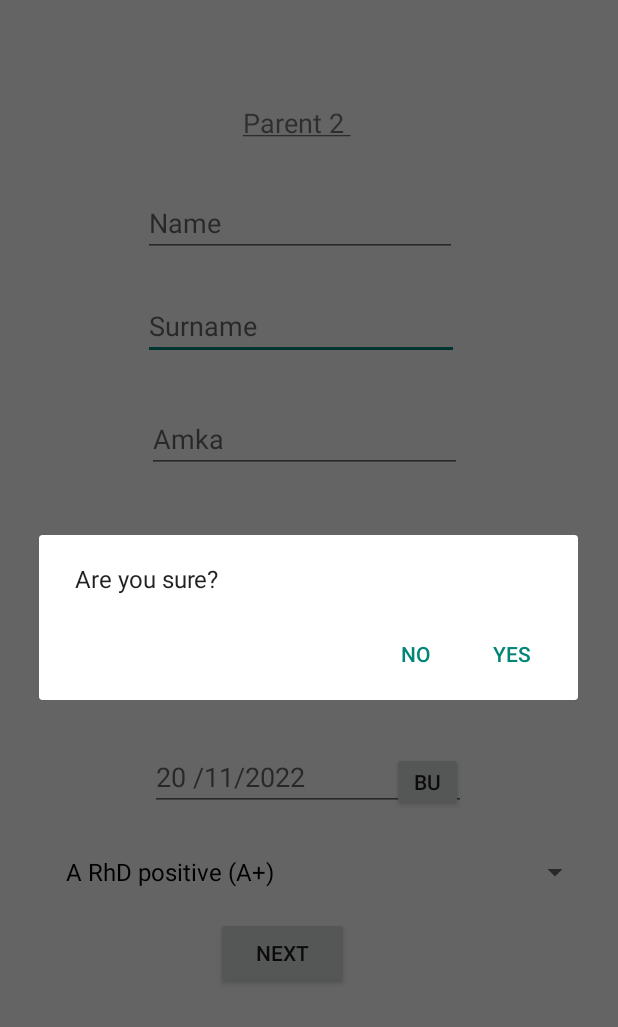
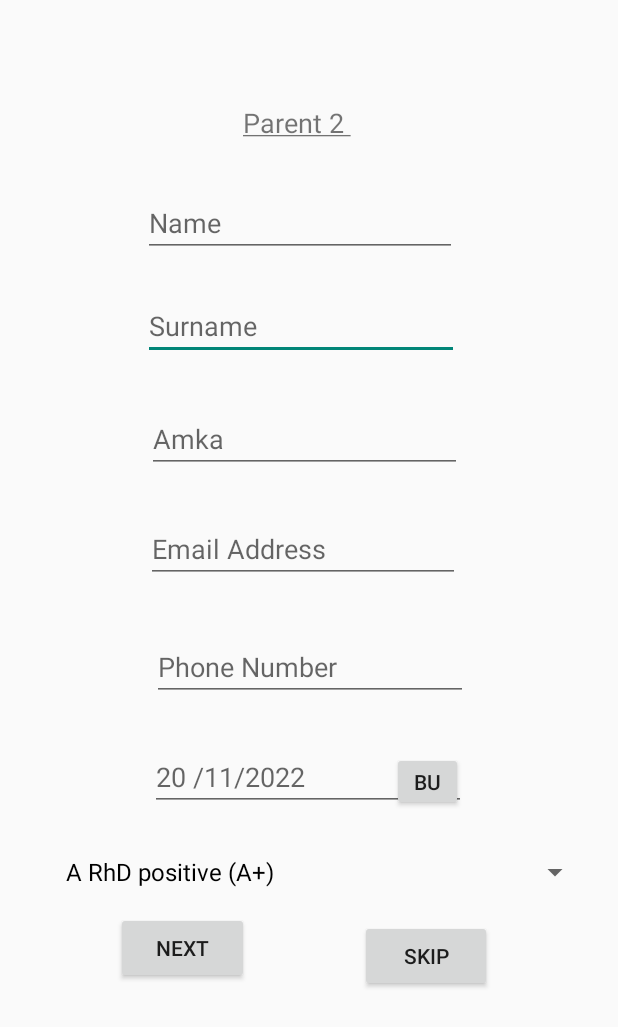
Before and after one commit to KatGkar/BabyLand, an Android app: the nextParent screen opened directly, with no data from a screen before it, after a tap on "NEXT", on a phone screen of 412 x 824 dp. Shown: the top 1027 px of the screen. Run offline under Robolectric (Android 15) with nearby library versions, the phone set to English and light mode, and no system bars; our stand-ins replace Firebase (no records; nobody signed in at launch, a user with empty details on screens opened directly); 7 statements that could not run were skipped.

Commit message:
connecting activities

```diff
--- a/app/src/main/java/com/example/babyland/AddBaby.java
+++ b/app/src/main/java/com/example/babyland/AddBaby.java
@@ -53,7 +53,7 @@ public class AddBaby extends AppCompatActivity {
         super.onCreate(savedInstanceState);
         setContentView(R.layout.activity_add_baby);
         //adding new baby
-        //finding view on xml file
+        //finding views on xml file
         babyName = findViewById(R.id.babyName);
         babyAmka = findViewById(R.id.babyAmka);
         babyBirthPlace = findViewById(R.id.babyBirthPlace);
--- a/app/src/main/java/com/example/babyland/LoginRegister.java
+++ b/app/src/main/java/com/example/babyland/LoginRegister.java
@@ -259,9 +259,6 @@ public class LoginRegister extends AppCompatActivity { //implements GoogleApiCli
         new AlertDialog.Builder(this).setTitle(title).setMessage(message).setCancelable(true).show();
     }
 
-    public void createUser(View view) {
-        //go to page createNewUser
-    }
 
     /*@Override
     protected void onStart() {
--- a/app/src/main/java/com/example/babyland/nextParent.java
+++ b/app/src/main/java/com/example/babyland/nextParent.java
@@ -20,6 +20,7 @@ import android.widget.RelativeLayout;
 import android.widget.Spinner;
 import android.widget.TextView;
 
+import com.google.firebase.auth.FirebaseAuth;
 import com.google.firebase.database.DataSnapshot;
 import com.google.firebase.database.DatabaseError;
 import com.google.firebase.database.DatabaseReference;
@@ -37,7 +38,6 @@ public class nextParent extends AppCompatActivity {
     public String  nameParentOne, surnameParentOne, amkaParentOne, phoneNumberParentOne, emailAddressParentOne, dateOfBirthParentOne, bloodTypeParentOne;
     public String[] bloodType = {"A RhD positive (A+)", "A RhD negative (A-)", "B RhD positive (B+)",
             "B RhD negative (B-)", "O RhD positive (O+)", "O RhD negative (O-)", "AB RhD positive (AB+)", "AB RhD negative (AB-)"};
-    Boolean hasPartener;
     String UID;
     CalendarView calendar;
     Button calendarButton;
@@ -47,7 +47,7 @@ public class nextParent extends AppCompatActivity {
     int parentNumber;
     private Spinner bloodTypeParentTwo;
     private ArrayList<Baby> kids;
-
+    Boolean flagUnique;
 
     @Override
     protected void onCreate(Bundle savedInstanceState) {
@@ -67,10 +67,8 @@ public class nextParent extends AppCompatActivity {
         amkaParentOne = extras.getString("amka");
         phoneNumberParentOne = extras.getString("phoneNumber");
         emailAddressParentOne = extras.getString("email");
-        dateOfBirthParentOne = extras.getString("birhDate");
+        dateOfBirthParentOne = extras.getString("birthDate");
         bloodTypeParentOne = extras.getString("bloodType");
-        UID = extras.getString("UID");
-
 
         //getting ids from layout
         userProfile = findViewById(R.id.profileUser2);
@@ -84,6 +82,11 @@ public class nextParent extends AppCompatActivity {
         infoRelativeLayout = findViewById(R.id.relativeLayoutParentTwo);
         dateOfBirthParentTwo = findViewById(R.id.birthDateParentTwo);
         bloodTypeParentTwo = findViewById(R.id.bloodTypeParentTwo);
+
+
+        //getting user UID from database
+        UID = FirebaseAuth.getInstance().getCurrentUser().getUid();
+
 
         //setting desing
         userProfile.setPaintFlags(userProfile.getPaintFlags() | Paint.UNDERLINE_TEXT_FLAG);
@@ -205,62 +208,72 @@ public class nextParent extends AppCompatActivity {
         new AlertDialog.Builder(this).setTitle(title).setMessage(message).setCancelable(true).show();
     }
 
+    User u1;
+    User u2;
+    //button save and next
     public void next(View view) {
         Boolean next = true;
-        next = true;
+        String warnings =" Field";
         if (TextUtils.isEmpty(nameParentTwo.getText())) {
+            warnings = warnings + " Name";
             next = false;
         }
         if (TextUtils.isEmpty(surnameParentTwo.getText())) {
+            warnings = warnings + " ,Surname";
             next = false;
         }
-        if (TextUtils.isEmpty(amkaParentTwo.getText())) {
-            next = false;
-        } else if (amkaParentTwo.getText().length() != 11) {
+        if (TextUtils.isEmpty(amkaParentTwo.getText())|| (amkaParentTwo.getText().length() != 11)) {
+            warnings = warnings + " ,Amka";
             next = false;
         }
-        if (TextUtils.isEmpty(phoneNumberParentTwo.getText())) {
-            next = false;
-        } else if (phoneNumberParentTwo.getText().length() != 10) {
+        if (TextUtils.isEmpty(phoneNumberParentTwo.getText())|| (phoneNumberParentTwo.getText().length() != 10)) {
+            warnings = warnings + ", Phone Number";
             next = false;
         }
-        if (TextUtils.isEmpty(emailAddressParentTwo.getText())) {
-            next = false;
-        } else if (!android.util.Patterns.EMAIL_ADDRESS.matcher(emailAddressParentTwo.getText()).matches()) {
+        if (TextUtils.isEmpty(emailAddressParentTwo.getText()) || (!android.util.Patterns.EMAIL_ADDRESS.matcher(emailAddressParentTwo.getText()).matches())) {
+            warnings = warnings + " ,Email";
             next = false;
         }
+        warnings = warnings + ", have errors";
 
-        if (!next) {
-            //if there are empty textBoxes show message
+        flagUnique = findIfUnique();
+
+        if(!flagUnique) {
+            //if parent exists
             DialogInterface.OnClickListener dialogClickListener = new DialogInterface.OnClickListener() {
                 @Override
                 public void onClick(DialogInterface dialog, int which) {
                     switch (which) {
                         case DialogInterface.BUTTON_POSITIVE:
                             //Yes button clicked
-                            //add parent to database
-                            User u = new User(nameParentOne, surnameParentOne, amkaParentOne, phoneNumberParentOne,emailAddressParentOne,dateOfBirthParentOne, bloodTypeParentOne, "00000000000",false, kids, UID);
-                            //getting number of parents on database
+                            flagUnique = true;
+                            //take parent two amka from database
+                            u2 = user;
+                            u1 = new User(nameParentOne, surnameParentOne, amkaParentOne, phoneNumberParentOne, emailAddressParentOne, dateOfBirthParentOne, bloodTypeParentOne, u2.getAmka(), true, kids, UID);
+                            reference = database.getReference("parent");
                             parentNumber = getParentNumber();
-                            reference = database.getReference("parent");
-                            reference.child("parent" + parentNumber).setValue(u);
+                            reference.child("parent" + parentNumber).setValue(u1);
+                            showMessage("Success", "User created successfully!!");
                             //go to app main screen
-
+                            Intent intent = new Intent(getApplicationContext(), MainScreen.class);
+                            startActivity(intent);
                         case DialogInterface.BUTTON_NEGATIVE:
                             //No button clicked
                             //Do nothing
-
+                            flagUnique = false;
                     }
                 }
             };
 
             AlertDialog.Builder builder = new AlertDialog.Builder(this);
-            builder.setMessage("Are you sure?").setPositiveButton("Yes", dialogClickListener)
-                    .setNegativeButton("No", dialogClickListener).show();
-        }else{
+
+        }
+
+        if (next && !flagUnique) {
+            //if there are empty textBoxes show message
             //add parents to database
-            User u1 = new User(nameParentOne, surnameParentOne, amkaParentOne, phoneNumberParentOne,emailAddressParentOne,dateOfBirthParentOne, bloodTypeParentOne, amkaParentTwo.getText().toString(),true, kids, UID);
-            User u2 = new User(nameParentTwo.getText().toString(), surnameParentTwo.getText().toString(), amkaParentTwo.getText().toString(), phoneNumberParentTwo.getText().toString(), emailAddressParentTwo.getText().toString(), dateOfBirthParentTwo.getText().toString(), bloodTypeParentTwo.getSelectedItem().toString(), amkaParentOne, true, kids, null);
+            u1 = new User(nameParentOne, surnameParentOne, amkaParentOne, phoneNumberParentOne,emailAddressParentOne,dateOfBirthParentOne, bloodTypeParentOne, amkaParentTwo.getText().toString(),true, kids, UID);
+            u2 = new User(nameParentTwo.getText().toString(), surnameParentTwo.getText().toString(), amkaParentTwo.getText().toString(), phoneNumberParentTwo.getText().toString(), emailAddressParentTwo.getText().toString(), dateOfBirthParentTwo.getText().toString(), bloodTypeParentTwo.getSelectedItem().toString(), amkaParentOne, true, kids, null);
             //getting number of parents on database
             reference = database.getReference("parent");
             parentNumber = getParentNumber();
@@ -268,10 +281,74 @@ public class nextParent extends AppCompatActivity {
             parentNumber = getParentNumber();
             reference.child("parent" + parentNumber).setValue(u2);
             //go to app main screen
+            showMessage("Success", "User created successfully!!");
+            //go to app main screen
+            Intent intent = new Intent(getApplicationContext(), MainScreen.class);
+            startActivity(intent);
+        }else if(!next && !flagUnique){
+            showMessage("Warning", warnings);
         }
 
     }
 
+
+    //button skip and next
+    public void skip(View view){
+        DialogInterface.OnClickListener dialogClickListener = new DialogInterface.OnClickListener() {
+            @Override
+            public void onClick(DialogInterface dialog, int which) {
+                switch (which) {
+                    case DialogInterface.BUTTON_POSITIVE:
+                        //Yes button clicked
+                        //add parent to database
+                        User u = new User(nameParentOne, surnameParentOne, amkaParentOne, phoneNumberParentOne,emailAddressParentOne,dateOfBirthParentOne, bloodTypeParentOne, "00000000000",false, kids, UID);
+                        //getting number of parents on database
+                        parentNumber = getParentNumber();
+                        reference = database.getReference("parent");
+                        reference.child("parent" + parentNumber).setValue(u);
+                        showMessage("Success", "User created successfully!!");
+                        //go to app main screen
+                        Intent intent = new Intent(getApplicationContext(), MainScreen.class);
+                        startActivity(intent);
+                    case DialogInterface.BUTTON_NEGATIVE:
+                        //No button clicked
+                        //Do nothing
+                }
+            }
+        };
+
+        AlertDialog.Builder builder = new AlertDialog.Builder(this);
+        builder.setMessage("Are you sure you want to continue without partner? If no please fill in the blanks.").setPositiveButton("Yes", dialogClickListener)
+                .setNegativeButton("No", dialogClickListener).show();
+    }
+
+
+    Boolean flag;
+    User user;
+    private Boolean findIfUnique() {
+        flag = true;
+        reference = database.getReference("parent");
+        reference.addValueEventListener(new ValueEventListener() {
+            @Override
+            public void onDataChange(@NonNull DataSnapshot snapshot) {
+                if(snapshot != null){
+                    for(DataSnapshot snapshots : snapshot.getChildren()) {
+                        String amka = String.valueOf(snapshots.child("amka").getValue());
+                        if(amkaParentOne.toString().equals(amka)){
+                            flag = false;
+                            user = snapshot.getValue(User.class);
+                        }
+                    }
+                }
+            }
+
+            @Override
+            public void onCancelled(@NonNull DatabaseError error) {
+
+            }
+        });
+        return flag;
+    }
 
     //getting number of parents in database
     private int getParentNumber() {
--- a/app/src/main/res/layout/activity_main_screen.xml
+++ b/app/src/main/res/layout/activity_main_screen.xml
@@ -7,10 +7,11 @@
     tools:context=".MainScreen">
 
     <RelativeLayout
+        android:id="@+id/mainScreenLayout"
         android:layout_width="410dp"
         android:layout_height="650dp"
         app:layout_constraintBottom_toBottomOf="parent"
-        app:layout_constraintEnd_toEndOf="@+id/noBaby"
+        app:layout_constraintEnd_toEndOf="@+id/noBabyLayout"
         app:layout_constraintStart_toStartOf="parent"
         app:layout_constraintTop_toTopOf="parent">
 
@@ -36,7 +37,7 @@
     </RelativeLayout>
 
     <RelativeLayout
-        android:id="@+id/noBaby"
+        android:id="@+id/noBabyLayout"
         android:layout_width="410dp"
         android:layout_height="650dp"
         android:visibility="invisible"
--- a/app/src/main/res/layout/activity_next_parent.xml
+++ b/app/src/main/res/layout/activity_next_parent.xml
@@ -83,15 +83,15 @@
             android:textSize="18sp" />
 
         <Button
-            android:id="@+id/createChildButton"
+            android:id="@+id/saveButton"
             android:layout_width="wrap_content"
             android:layout_height="wrap_content"
             android:layout_below="@+id/bloodTypeParentTwo"
             android:layout_alignParentStart="true"
             android:layout_alignParentEnd="true"
-            android:layout_marginStart="144dp"
-            android:layout_marginTop="15dp"
-            android:layout_marginEnd="179dp"
+            android:layout_marginStart="77dp"
+            android:layout_marginTop="12dp"
+            android:layout_marginEnd="246dp"
             android:onClick="next"
             android:text="Next" />
 
@@ -162,5 +162,16 @@
             android:layout_marginTop="6dp"
             android:layout_marginEnd="2dp"
             android:text="Button" />
+
+        <Button
+            android:id="@+id/skipButton"
+            android:layout_width="wrap_content"
+            android:layout_height="wrap_content"
+            android:layout_below="@+id/bloodTypeParentTwo"
+            android:layout_alignParentEnd="true"
+            android:layout_marginTop="17dp"
+            android:layout_marginEnd="84dp"
+            android:onClick="skip"
+            android:text="Skip" />
     </RelativeLayout>
 </androidx.constraintlayout.widget.ConstraintLayout>
```
Also changed, not shown: app/src/main/java/com/example/babyland/Development.java (+10 -10 lines), app/src/main/java/com/example/babyland/FamilyHistoryInput.java (+32 -5 lines), app/src/main/java/com/example/babyland/MainScreen.java (+24 -17 lines), app/src/main/java/com/example/babyland/User.java (+14 -15 lines), app/src/main/java/com/example/babyland/createNewUser.java (+15 -30 lines), 1 other file.
